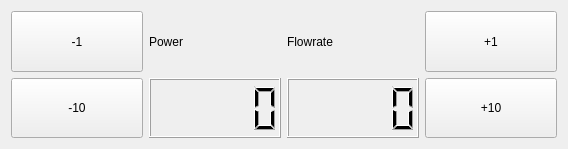
Qt form JS_UDS_UI/Controls/pumpcontrol.ui (M-JEFFRYES/JS_UDS_SYSTEM) before a commit.
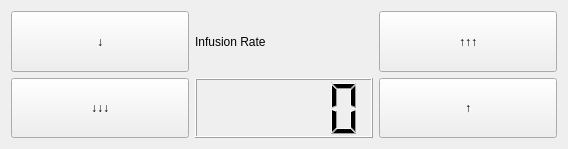
The same form after that commit.

```diff
--- a/JS_UDS_UI/Controls/pumpcontrol.ui
+++ b/JS_UDS_UI/Controls/pumpcontrol.ui
@@ -25,7 +25,7 @@
         </sizepolicy>
        </property>
        <property name="text">
-        <string>-1</string>
+        <string>↓</string>
        </property>
       </widget>
      </item>
@@ -38,32 +38,18 @@
         </sizepolicy>
        </property>
        <property name="text">
-        <string>-10</string>
+        <string>↓↓↓</string>
        </property>
       </widget>
      </item>
     </layout>
    </item>
-   <item>
-    <layout class="QVBoxLayout" name="powerVbox">
-     <item>
-      <widget class="QLabel" name="powerLabel">
-       <property name="text">
-        <string>Power</string>
-       </property>
-      </widget>
-     </item>
-     <item>
-      <widget class="QLCDNumber" name="powerLCD"/>
-     </item>
-    </layout>
-   </item>
    <item>
     <layout class="QVBoxLayout" name="flowrateVbox">
      <item>
       <widget class="QLabel" name="flowrateLabel">
        <property name="text">
-        <string>Flowrate</string>
+        <string>Infusion Rate</string>
        </property>
       </widget>
      </item>
@@ -74,19 +60,6 @@
    </item>
    <item>
     <layout class="QVBoxLayout" name="addVbox">
-     <item>
-      <widget class="QPushButton" name="addOneButton">
-       <property name="sizePolicy">
-        <sizepolicy hsizetype="Minimum" vsizetype="MinimumExpanding">
-         <horstretch>0</horstretch>
-         <verstretch>0</verstretch>
-        </sizepolicy>
-       </property>
-       <property name="text">
-        <string>+1</string>
-       </property>
-      </widget>
-     </item>
      <item>
       <widget class="QPushButton" name="addTenButton">
        <property name="sizePolicy">
@@ -96,7 +69,20 @@
         </sizepolicy>
        </property>
        <property name="text">
-        <string>+10</string>
+        <string>↑↑↑</string>
+       </property>
+      </widget>
+     </item>
+     <item>
+      <widget class="QPushButton" name="addOneButton">
+       <property name="sizePolicy">
+        <sizepolicy hsizetype="Minimum" vsizetype="MinimumExpanding">
+         <horstretch>0</horstretch>
+         <verstretch>0</verstretch>
+        </sizepolicy>
+       </property>
+       <property name="text">
+        <string>↑</string>
        </property>
       </widget>
      </item>
```
